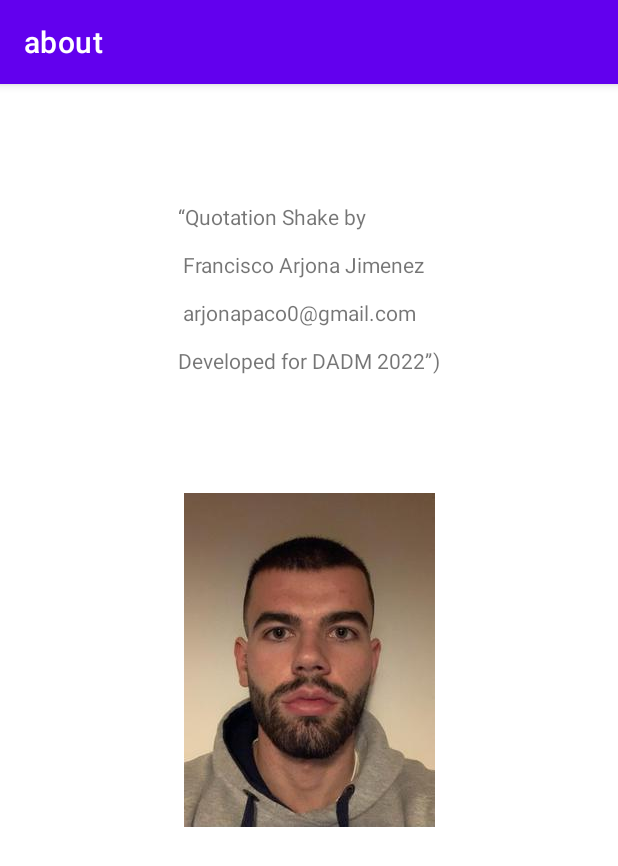
After one commit to pacoarjonaj/QuotationShake, an Android app: the AboutActivity screen opened directly, with no data from a screen before it, on a phone screen of 412 x 824 dp. The commit adds this screen. Shown: the top 866 px of the screen. Run offline under Robolectric (Android 15) with nearby library versions, the phone set to English and light mode, and no system bars.

Commit message:
new activities + about page done

```diff
--- /dev/null
+++ b/app/src/main/java/lab/dadm/quotationshake/AboutActivity.java
@@ -0,0 +1,14 @@
+package lab.dadm.quotationshake;
+
+import androidx.appcompat.app.AppCompatActivity;
+
+import android.os.Bundle;
+
+public class AboutActivity extends AppCompatActivity {
+
+    @Override
+    protected void onCreate(Bundle savedInstanceState) {
+        super.onCreate(savedInstanceState);
+        setContentView(R.layout.activity_about);
+    }
+}
--- a/app/src/main/java/lab/dadm/quotationshake/MainActivity.java
+++ b/app/src/main/java/lab/dadm/quotationshake/QuotationActivity.java
@@ -4,11 +4,11 @@ import androidx.appcompat.app.AppCompatActivity;
 
 import android.os.Bundle;
 
-public class MainActivity extends AppCompatActivity {
+public class QuotationActivity extends AppCompatActivity {
 
     @Override
     protected void onCreate(Bundle savedInstanceState) {
         super.onCreate(savedInstanceState);
-        setContentView(R.layout.activity_main);
+        setContentView(R.layout.activity_quotation);
     }
 }
--- /dev/null
+++ b/app/src/main/res/layout/activity_about.xml
@@ -0,0 +1,35 @@
+<?xml version="1.0" encoding="utf-8"?>
+<ScrollView xmlns:android="http://schemas.android.com/apk/res/android"
+    xmlns:app="http://schemas.android.com/apk/res-auto"
+    xmlns:tools="http://schemas.android.com/tools"
+    android:layout_width="match_parent"
+    android:layout_height="match_parent"
+    tools:context=".AboutActivity"
+    android:fillViewport="true">
+
+    <androidx.constraintlayout.widget.ConstraintLayout
+        android:layout_width="match_parent"
+        android:layout_height="match_parent">
+
+        <ImageView
+            android:id="@+id/imageView"
+            android:layout_width="wrap_content"
+            android:layout_height="wrap_content"
+            app:layout_constraintBottom_toBottomOf="parent"
+            app:layout_constraintEnd_toEndOf="parent"
+            app:layout_constraintStart_toStartOf="parent"
+            app:layout_constraintTop_toTopOf="parent"
+            app:srcCompat="@drawable/fotocara" />
+
+        <TextView
+            android:id="@+id/textView"
+            android:layout_width="wrap_content"
+            android:layout_height="wrap_content"
+            android:text="@string/aboutText"
+            app:layout_constraintBottom_toTopOf="@+id/imageView"
+            app:layout_constraintEnd_toEndOf="parent"
+            app:layout_constraintStart_toStartOf="parent"
+            app:layout_constraintTop_toTopOf="parent" />
+    </androidx.constraintlayout.widget.ConstraintLayout>
+
+</ScrollView>
--- a/app/src/main/res/values/strings.xml
+++ b/app/src/main/res/values/strings.xml
@@ -7,4 +7,5 @@
     <string name="favQuotations">Favourite quotations</string>
     <string name="settings">Settings</string>
     <string name="about">About</string>
+    <string name="aboutText">“Quotation Shake by\n\n Francisco Arjona Jimenez \n\n arjonapaco0@gmail.com \n\nDeveloped for DADM 2022”)</string>
 </resources>
```
Also changed, not shown: app/src/main/AndroidManifest.xml (+13 -2 lines), app/src/main/java/lab/dadm/quotationshake/DashboardActivity.java (+25 -2 lines), app/src/main/java/lab/dadm/quotationshake/FavouriteActivity.java (added, +14 -0 lines), app/src/main/java/lab/dadm/quotationshake/SettingsActivity.java (added, +14 -0 lines), app/src/main/res/layout/activity_dashboard.xml (+8 -0 lines), app/src/main/res/layout/activity_favourite.xml (added, +9 -0 lines), app/src/main/res/layout/activity_quotation.xml (added, +9 -0 lines), app/src/main/res/layout/activity_settings.xml (added, +9 -0 lines), app/src/main/res/drawable-hdpi/fotocara.jpeg (added), app/src/main/res/drawable-ldpi/fotocara.jpeg (added), app/src/main/res/drawable-mdpi/fotocara.jpeg (added), app/src/main/res/drawable-xhdpi/fotocara.jpeg (added), app/src/main/res/drawable-xxhdpi/fotocara.jpeg (added), app/src/main/res/drawable-xxxhdpi/fotocara.jpeg (added).
